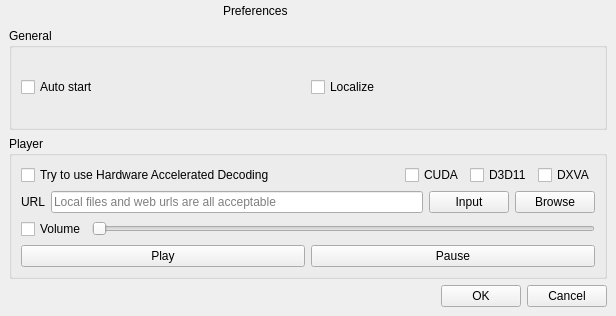
Old version of the form forms/preferencesdialog.ui in the repository wangwenx190/dynamic-desktop.
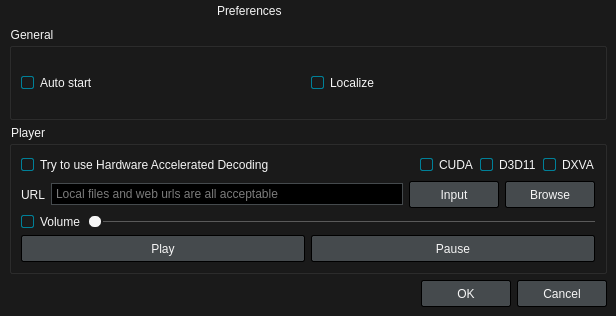
New version of the form. Icons and pictures are not drawn. Custom widgets are drawn as their Qt base class.

```diff
--- a/forms/preferencesdialog.ui
+++ b/forms/preferencesdialog.ui
@@ -19,6 +19,111 @@
   <property name="windowTitle">
    <string>Preferences</string>
   </property>
+  <property name="styleSheet">
+   <string notr="true">QWidget {
+	font-family: 12px &quot;Noto Sans&quot;, &quot;FreeSans&quot;;
+	background: #1A1A1A;
+	color: whitesmoke;
+}
+
+QPushButton {
+	background: #454A4D;
+	border: 1px solid #000;
+	border-radius: 2px;
+	color: whitesmoke;
+	min-width: 76px;
+	min-height: 17px;
+	padding: 4px 6px;
+}
+
+QPushButton:focus {
+	border: 1px solid #008098;
+	outline: none;
+}
+
+QPushButton:pressed {
+	background: #2E3133;
+}
+
+QPushButton:disabled {
+	background: transparent;
+	border: 1px solid #454A4D;
+	color: #6F6F6F;
+}
+
+QPushButton#pushButton_minimize {
+	background: none;
+	border: 0px;
+	border-radius: 0px;
+	color: none;
+	min-width: 8px;
+	min-height: 8px;
+}
+
+QPushButton#pushButton_maximize {
+	background: none;
+	border: 0px;
+	border-radius: 0px;
+	color: none;
+	min-width: 8px;
+	min-height: 8px;
+}
+
+QPushButton#pushButton_close {
+	background: none;
+	border: 0px;
+	border-radius: 0px;
+	color: none;
+	min-width: 8px;
+	min-height: 8px;
+}
+
+QSlider::groove:horizontal {
+	background: #5A5A5A;
+	height: 1px;
+}
+
+QSlider::sub-page:horizontal {
+	background: #008098;
+}
+
+QSlider::handle:horizontal {
+	background: whitesmoke;
+	border: 2px solid #1A1A1A;
+	border-radius: 7px;
+	margin: -7px 0;
+	width: 12px;
+}
+
+QCheckBox::indicator, QGroupBox::indicator {
+	width: 11px;
+	height: 11px;
+	border: 1px solid #008098;
+	border-radius: 2px;
+}
+
+QCheckBox::indicator:unchecked, QGroupBox::indicator:unchecked {
+	border: 1px solid whitesmoke;
+	background: #1A1A1A;
+	image: none;
+}
+
+QCheckBox::indicator:checked, QGroupBox::indicator:checked {
+	border: 1px solid #008098;
+	background: #008098;
+	image: url(:/checked.svg);
+}
+
+QLineEdit {
+	background: #000;
+	border: 1px solid #454A4D;
+	padding: 2px;
+}
+
+QLineEdit:focus {
+	border: 1px solid #008098;
+}</string>
+  </property>
   <layout class="QVBoxLayout" name="verticalLayout_2">
    <property name="spacing">
     <number>6</number>
@@ -151,6 +256,9 @@
       </item>
       <item>
        <widget class="QPushButton" name="pushButton_maximize">
+        <property name="enabled">
+         <bool>false</bool>
+        </property>
         <property name="sizePolicy">
          <sizepolicy hsizetype="Fixed" vsizetype="Fixed">
           <horstretch>0</horstretch>
```
